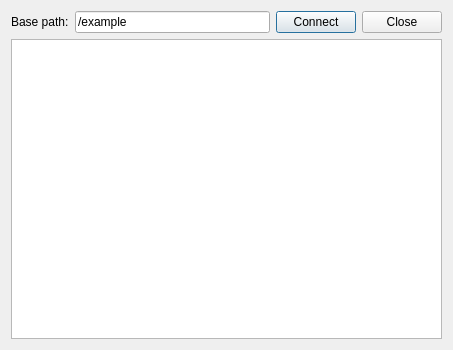
This is examples/publish-subscribe/subscriberdialog_hor.ui in qtproject/qt-mobility as Qt 5 draws it before an edit. The edited form follows.
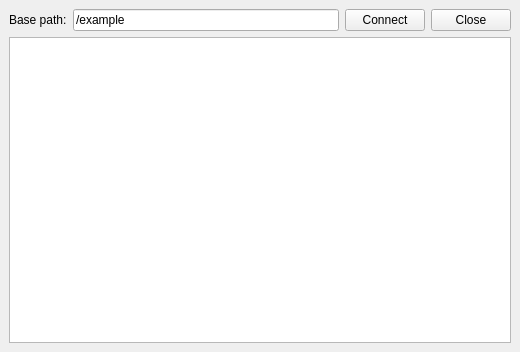
This is the edited form.

Commit message:
Use QMainWindow instead of QDialog for top level windows.
Task-number: MOBILITY-1824

```diff
--- a/examples/publish-subscribe/subscriberdialog_hor.ui
+++ b/examples/publish-subscribe/subscriberdialog_hor.ui
@@ -1,18 +1,19 @@
 <?xml version="1.0" encoding="UTF-8"?>
 <ui version="4.0">
  <class>SubscriberDialog</class>
- <widget class="QDialog" name="SubscriberDialog">
+ <widget class="QMainWindow" name="SubscriberDialog">
   <property name="geometry">
    <rect>
     <x>0</x>
     <y>0</y>
-    <width>453</width>
-    <height>339</height>
+    <width>520</width>
+    <height>352</height>
    </rect>
   </property>
   <property name="windowTitle">
    <string>Subscriber</string>
   </property>
+  <widget class="QWidget" name="centralwidget">
   <layout class="QVBoxLayout" name="verticalLayout">
    <item>
     <layout class="QHBoxLayout" name="horizontalLayout">
@@ -85,12 +86,7 @@
    </item>
   </layout>
  </widget>
- <tabstops>
-  <tabstop>basePath</tabstop>
-  <tabstop>connectButton</tabstop>
-  <tabstop>buttonBox</tabstop>
-  <tabstop>tableWidget</tabstop>
- </tabstops>
+ </widget>
  <resources/>
  <connections>
   <connection>
```
Left out of the diff: 37 changed lines with no effect on the pictures. Lines whose indentation alone changed are shown as unchanged. The commit also changes 7 other files.
